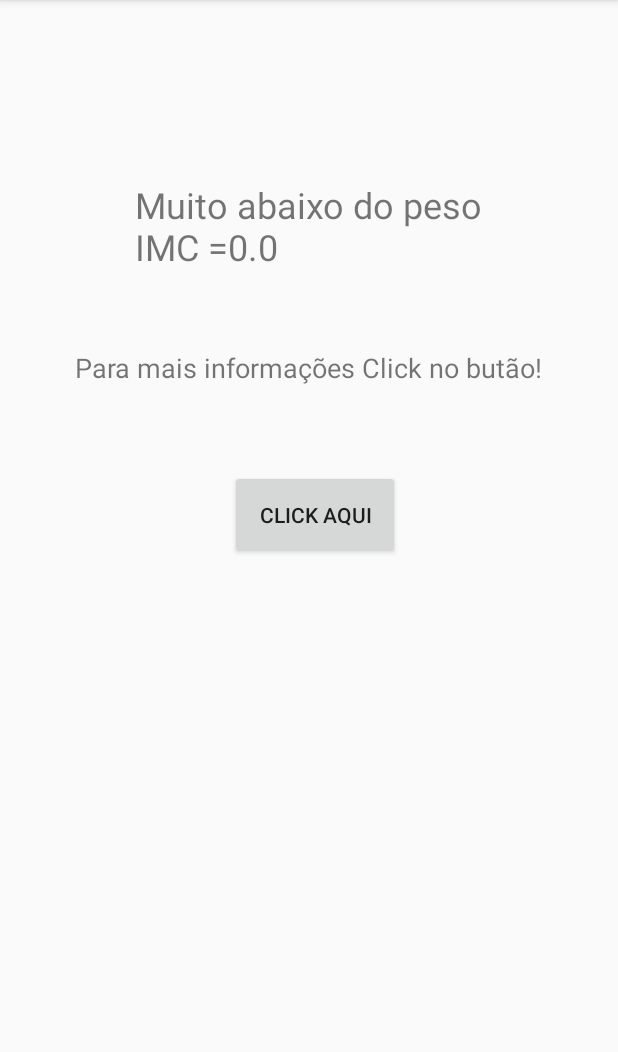
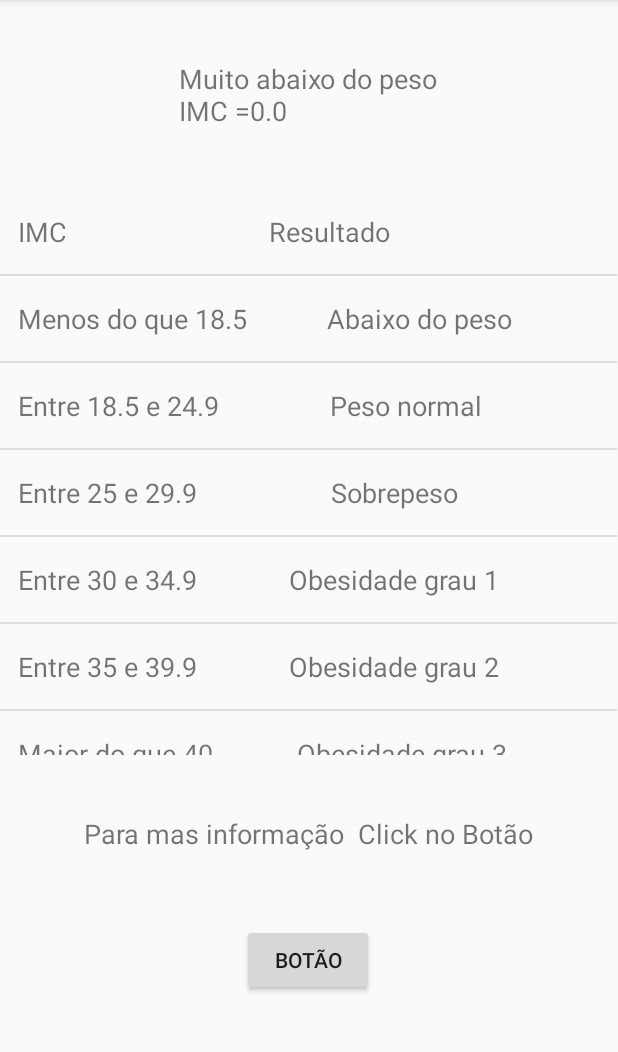
Before and after one commit to MauricioSilvaSantos/Calculando-seu-IMC, an Android app: the Main2Activity screen opened directly, with no data from a screen before it, on a phone screen of 412 x 824 dp, the part 84-1136 px from its top. Run offline under Robolectric (Android 15) with nearby library versions, the phone set to English and light mode, and no system bars; 1 statement that could not run was skipped.

Commit message:
Adicionando RecyclerView

```diff
--- a/CalculandoSeuPeso/app/build.gradle
+++ b/CalculandoSeuPeso/app/build.gradle
@@ -27,4 +27,5 @@ dependencies {
     androidTestImplementation 'androidx.test.ext:junit:1.1.0'
     androidTestImplementation 'androidx.test.espresso:espresso-core:3.1.1'
     implementation 'com.google.android.material:material:1.0.0'
+
 }
--- a/CalculandoSeuPeso/app/src/main/AndroidManifest.xml
+++ b/CalculandoSeuPeso/app/src/main/AndroidManifest.xml
@@ -9,8 +9,8 @@
         android:roundIcon="@mipmap/ic_launcher_round"
         android:supportsRtl="true"
         android:theme="@style/AppTheme">
-        <activity android:name=".Main2Activity"></activity>
-        <activity android:name=".MainActivity">
+        <activity android:name=".activity.activity.activity.Main2Activity"></activity>
+        <activity android:name=".activity.activity.activity.MainActivity">
             <intent-filter>
                 <action android:name="android.intent.action.MAIN" />
 
--- a/CalculandoSeuPeso/app/src/main/java/com/example/calculandoseupeso/Main2Activity.java
+++ /dev/null
@@ -1,60 +0,0 @@
-package com.example.calculandoseupeso;
-
-import androidx.appcompat.app.AppCompatActivity;
-
-import android.content.Intent;
-import android.net.Uri;
-import android.os.Bundle;
-import android.view.View;
-import android.widget.TextView;
-
-import java.text.DecimalFormat;
-
-public class Main2Activity extends AppCompatActivity {
-
-    private TextView textView;
-    double numero1;
-
-    @Override
-    protected void onCreate(Bundle savedInstanceState) {
-        super.onCreate(savedInstanceState);
-        setContentView(R.layout.activity_main2);
-
-        textView = findViewById(R.id.txtResultado);
-
-        Intent OriginIntent = getIntent();
-        DecimalFormat bd = new DecimalFormat("0.00");
-
-        numero1 = Double.parseDouble(OriginIntent.getStringExtra(MainActivity.EXTRA_NUMBER));
-
-        if (numero1 < 17) {
-            textView.setText("Muito abaixo do peso\nIMC =" + numero1 );
-
-        } else if (numero1 <= 17 && numero1 >= 18.49) {
-            textView.setText("Abaixo do peso\nIMC =" + numero1);
-
-        } else if (numero1 >= 18.50 && numero1 <= 24.99) {
-            textView.setText("Peso normal \nIMC =" +numero1);
-
-        } else if (numero1 >= 25 && numero1 <= 29.99) {
-            textView.setText("Acima do peso\nIMC =" + numero1);
-
-        } else if (numero1 >= 30 && numero1 <= 34.49) {
-            textView.setText("Obesidade 1 \nIMC =" + numero1);
-        } else if(numero1 >= 35 && numero1 <= 39.99) {
-            textView.setText("Obesidade 2\nIMC =" + numero1);
-
-        }else {
-            textView.setText("Obesidade 3\nIMC ="+numero1);
-        }
-    }
-
-    public void ClickAqui (View view){
-
-        Intent intent = new Intent(Intent.ACTION_VIEW);
-        intent.setData(Uri.parse("https://www.natue.com.br/natuelife/saiba-tudo-sobre-o-imc.html"));
-        startActivity(intent);
-
-    }
-
-}
--- /dev/null
+++ b/CalculandoSeuPeso/app/src/main/java/com/example/calculandoseupeso/activity/activity/activity/Main2Activity.java
@@ -0,0 +1,107 @@
+package com.example.calculandoseupeso.activity.activity.activity;
+
+import androidx.appcompat.app.AppCompatActivity;
+import androidx.recyclerview.widget.DividerItemDecoration;
+import androidx.recyclerview.widget.LinearLayoutManager;
+import androidx.recyclerview.widget.RecyclerView;
+
+import android.content.Intent;
+import android.net.Uri;
+import android.os.Bundle;
+import android.view.View;
+import android.widget.LinearLayout;
+import android.widget.TextView;
+
+import com.example.calculandoseupeso.R;
+import com.example.calculandoseupeso.activity.activity.adapter.AdapterImc;
+import com.example.calculandoseupeso.activity.activity.model.TabelaImc;
+
+import java.text.DecimalFormat;
+import java.util.ArrayList;
+import java.util.List;
+
+public class Main2Activity extends AppCompatActivity {
+
+    private TextView textView;
+    double numero1;
+    private RecyclerView recyclerView ;
+    private List<TabelaImc> listaImc = new ArrayList<>();
+
+    @Override
+    protected void onCreate(Bundle savedInstanceState) {
+        super.onCreate(savedInstanceState);
+        setContentView(R.layout.activity_main2);
+
+        textView = findViewById(R.id.txtResultado);
+        recyclerView = findViewById(R.id.recyclerView);
+
+        //Lista do IMC
+        this.criarTabelaImc();
+
+        //Configurar adapter
+        AdapterImc adapterImc = new AdapterImc(listaImc);
+
+        //Configurar RecycleView
+        RecyclerView.LayoutManager layoutManager = new LinearLayoutManager(getApplicationContext());
+        recyclerView.setLayoutManager(layoutManager);
+        recyclerView.setHasFixedSize(true);
+        recyclerView.addItemDecoration(new DividerItemDecoration(this, LinearLayout.VERTICAL));
+        recyclerView.setAdapter(adapterImc);
+
+        Intent OriginIntent = getIntent();
+        DecimalFormat bd = new DecimalFormat("0.00");
+
+        numero1 = Double.parseDouble(OriginIntent.getStringExtra(MainActivity.EXTRA_NUMBER));
+
+        if (numero1 < 17) {
+            textView.setText("Muito abaixo do peso\nIMC =" + numero1 );
+
+        } else if (numero1 <= 17 && numero1 >= 18.49) {
+            textView.setText("Abaixo do peso\nIMC =" + numero1);
+
+        } else if (numero1 >= 18.50 && numero1 <= 24.99) {
+            textView.setText("Peso normal \nIMC =" +numero1);
+
+        } else if (numero1 >= 25 && numero1 <= 29.99) {
+            textView.setText("Acima do peso\nIMC =" + numero1);
+
+        } else if (numero1 >= 30 && numero1 <= 34.49) {
+            textView.setText("Obesidade 1 \nIMC =" + numero1);
+        } else if(numero1 >= 35 && numero1 <= 39.99) {
+            textView.setText("Obesidade 2\nIMC =" + numero1);
+
+        }else {
+            textView.setText("Obesidade 3\nIMC ="+numero1);
+        }
+
+    }
+
+    public void  criarTabelaImc(){
+        TabelaImc tabelaImc = new TabelaImc("IMC", "Resultado");
+        this.listaImc.add(tabelaImc);
+        tabelaImc = new TabelaImc("Menos do que 18.5", "Abaixo do peso");
+        this.listaImc.add(tabelaImc);
+        tabelaImc = new TabelaImc("Entre 18.5 e 24.9", "Peso normal");
+        this.listaImc.add(tabelaImc);
+        tabelaImc = new TabelaImc("Entre 25 e 29.9", "Sobrepeso");
+        this.listaImc.add(tabelaImc);
+        tabelaImc = new TabelaImc("Entre 30 e 34.9", "Obesidade grau 1");
+        this.listaImc.add(tabelaImc);
+        tabelaImc = new TabelaImc("Entre 35 e 39.9", "Obesidade grau 2");
+        this.listaImc.add(tabelaImc);
+        tabelaImc = new TabelaImc("Maior do que 40", "Obesidade grau 3");
+        this.listaImc.add(tabelaImc);
+
+    }
+
+    public void ClickAqui (View view){
+
+        Intent intent = new Intent(Intent.ACTION_VIEW);
+        intent.setData(Uri.parse("https://www.natue.com.br/natuelife/saiba-tudo-sobre-o-imc.html"));
+        startActivity(intent);
+
+    }
+
+
+
+}
--- a/CalculandoSeuPeso/app/src/main/java/com/example/calculandoseupeso/MainActivity.java
+++ b/CalculandoSeuPeso/app/src/main/java/com/example/calculandoseupeso/activity/activity/activity/MainActivity.java
@@ -1,4 +1,4 @@
-package com.example.calculandoseupeso;
+package com.example.calculandoseupeso.activity.activity.activity;
 
 import androidx.appcompat.app.AppCompatActivity;
 
@@ -7,6 +7,8 @@ import android.os.Bundle;
 import android.view.View;
 import android.widget.EditText;
 import android.widget.TextView;
+
+import com.example.calculandoseupeso.R;
 
 public class MainActivity extends AppCompatActivity {
 
--- /dev/null
+++ b/CalculandoSeuPeso/app/src/main/java/com/example/calculandoseupeso/activity/activity/adapter/AdapterImc.java
@@ -0,0 +1,65 @@
+package com.example.calculandoseupeso.activity.activity.adapter;
+
+import android.view.LayoutInflater;
+import android.view.View;
+import android.view.ViewGroup;
+import android.widget.TextView;
+
+import androidx.annotation.NonNull;
+import androidx.recyclerview.widget.RecyclerView;
+
+import com.example.calculandoseupeso.R;
+import com.example.calculandoseupeso.activity.activity.model.TabelaImc;
+
+import java.util.List;
+
+public class AdapterImc extends RecyclerView.Adapter<AdapterImc.MyViewHolder > {
+
+    private  List<TabelaImc> listaImc;
+
+    public AdapterImc(List<TabelaImc> lista) {
+
+        this.listaImc = lista;
+    }
+
+    @NonNull
+    @Override
+    public MyViewHolder onCreateViewHolder(@NonNull ViewGroup parent, int viewType) {
+
+        View itemLista= LayoutInflater.from( parent.getContext()).inflate( R.layout.adapter_lista, parent, false );
+
+        return new MyViewHolder(itemLista);
+    }
+
+    @Override
+    public void onBindViewHolder( @NonNull MyViewHolder holder, int position ){
+
+        TabelaImc tabelaImc = listaImc.get( position );
+        holder.titulo.setText( tabelaImc.getTitulo() );
+        holder.resultado.setText( tabelaImc.getResultado() );
+    }
+
+    @Override
+    public int getItemCount() {
+
+        return listaImc.size();
+    }
+
+    //Configurar ViewHolder
+    public class MyViewHolder extends RecyclerView.ViewHolder{
+
+        TextView titulo;
+        TextView resultado;
+
+        //Constructor
+        public MyViewHolder( @NonNull View itemView ) {
+            super( itemView );
+
+            titulo = itemView.findViewById( R.id.txtImc );
+            resultado = itemView.findViewById( R.id.txtResultadoLista );
+
+        }
+    }
+
+
+}
--- /dev/null
+++ b/CalculandoSeuPeso/app/src/main/java/com/example/calculandoseupeso/activity/activity/model/TabelaImc.java
@@ -0,0 +1,36 @@
+package com.example.calculandoseupeso.activity.activity.model;
+
+public class TabelaImc {
+
+    private String titulo;
+    private String resultado;
+
+    //Construtor vazio
+    public TabelaImc(){
+
+    }
+
+    //Construtor com Parametros
+    public TabelaImc(String titulo, String resultado) {
+        this.titulo = titulo;
+        this.resultado = resultado;
+
+    }
+
+    //Getter and Seter
+    public String getTitulo() {
+        return titulo;
+    }
+
+    public void setTitulo(String titulo) {
+        this.titulo = titulo;
+    }
+
+    public String getResultado() {
+        return resultado;
+    }
+
+    public void setResultado(String resultado) {
+        this.resultado = resultado;
+    }
+}
--- a/CalculandoSeuPeso/app/src/main/res/layout/activity_main.xml
+++ b/CalculandoSeuPeso/app/src/main/res/layout/activity_main.xml
@@ -4,7 +4,7 @@
     xmlns:tools="http://schemas.android.com/tools"
     android:layout_width="match_parent"
     android:layout_height="match_parent"
-    tools:context=".MainActivity">
+    tools:context=".activity.activity.activity.MainActivity">
 
     <ImageView
         android:id="@+id/imageView"
@@ -42,7 +42,7 @@
             android:layout_height="wrap_content"
             android:layout_weight="1"
             android:ems="10"
-            android:hint="Qual  seu peso Ex: 85"
+            android:hint="@string/msgPeso"
             android:inputType="numberDecimal" />
     </com.google.android.material.textfield.TextInputLayout>
 
@@ -66,7 +66,7 @@
             android:layout_height="wrap_content"
             android:layout_weight="1"
             android:ems="10"
-            android:hint="Digite Sua Altura Ex: 1,75"
+            android:hint="@string/msgAltura"
             android:inputType="numberDecimal" />
     </com.google.android.material.textfield.TextInputLayout>
 
@@ -94,7 +94,7 @@
         android:layout_height="wrap_content"
         android:layout_marginTop="32dp"
         android:onClick="calculoImc"
-        android:text="Calcular IMC"
+        android:text="@string/btnCalculo"
         app:layout_constraintEnd_toEndOf="parent"
         app:layout_constraintHorizontal_bias="0.49"
         app:layout_constraintStart_toStartOf="parent"
@@ -109,10 +109,10 @@
         android:layout_marginTop="8dp"
         android:layout_marginEnd="8dp"
         android:layout_marginRight="8dp"
-        android:text="Calculadora de IMC"
+        android:text="@string/msgCalculadora"
+        android:textAlignment="center"
         android:textSize="18sp"
         android:textStyle="bold"
-        android:textAlignment="center"
         app:layout_constraintEnd_toEndOf="parent"
         app:layout_constraintStart_toStartOf="parent"
         app:layout_constraintTop_toBottomOf="@+id/imageView" />
--- a/CalculandoSeuPeso/app/src/main/res/layout/activity_main2.xml
+++ b/CalculandoSeuPeso/app/src/main/res/layout/activity_main2.xml
@@ -4,40 +4,55 @@
     xmlns:tools="http://schemas.android.com/tools"
     android:layout_width="match_parent"
     android:layout_height="match_parent"
-    tools:context=".Main2Activity">
+    tools:context=".activity.activity.activity.Main2Activity">
+
+    <androidx.recyclerview.widget.RecyclerView
+        android:id="@+id/recyclerView"
+        android:layout_width="415dp"
+        android:layout_height="377dp"
+        android:layout_marginStart="1dp"
+        android:layout_marginLeft="1dp"
+        android:layout_marginTop="40dp"
+        android:layout_marginEnd="1dp"
+        android:layout_marginRight="1dp"
+        app:layout_constraintEnd_toEndOf="parent"
+        app:layout_constraintHorizontal_bias="1.0"
+        app:layout_constraintStart_toStartOf="parent"
+        app:layout_constraintTop_toBottomOf="@+id/txtResultado" />
 
     <TextView
         android:id="@+id/txtResultado"
         android:layout_width="wrap_content"
         android:layout_height="wrap_content"
-        android:layout_marginTop="120dp"
-        android:text="@string/msg"
-        android:textSize="24sp"
+        android:layout_marginTop="40dp"
+        android:text="@string/msgResultado"
+        android:textSize="18sp"
         app:layout_constraintEnd_toEndOf="parent"
+        app:layout_constraintHorizontal_bias="0.498"
         app:layout_constraintStart_toStartOf="parent"
         app:layout_constraintTop_toTopOf="parent" />
 
+    <TextView
+        android:id="@+id/textView3"
+        android:layout_width="wrap_content"
+        android:layout_height="wrap_content"
+        android:layout_marginTop="40dp"
+        android:text="Para mas informação  Click no Botão"
+        android:textSize="18sp"
+        app:layout_constraintEnd_toEndOf="parent"
+        app:layout_constraintHorizontal_bias="0.498"
+        app:layout_constraintStart_toStartOf="parent"
+        app:layout_constraintTop_toBottomOf="@+id/recyclerView" />
+
     <Button
         android:id="@+id/button2"
-        android:layout_width="113dp"
-        android:layout_height="59dp"
-        android:layout_marginBottom="340dp"
-        android:onClick="ClickAqui"
-        android:text="@string/msgg"
-        app:layout_constraintBottom_toBottomOf="parent"
-        app:layout_constraintEnd_toEndOf="parent"
-        app:layout_constraintHorizontal_bias="0.514"
-        app:layout_constraintStart_toStartOf="parent"
-        app:layout_constraintTop_toBottomOf="@+id/textView" />
-
-    <TextView
-        android:id="@+id/textView"
         android:layout_width="wrap_content"
         android:layout_height="wrap_content"
-        android:layout_marginTop="52dp"
-        android:text="@string/mensg"
-        android:textSize="18sp"
+        android:layout_marginTop="48dp"
+        android:onClick="ClickAqui"
+        android:text="Botão"
         app:layout_constraintEnd_toEndOf="parent"
+        app:layout_constraintHorizontal_bias="0.498"
         app:layout_constraintStart_toStartOf="parent"
-        app:layout_constraintTop_toBottomOf="@+id/txtResultado" />
+        app:layout_constraintTop_toBottomOf="@+id/textView3" />
 </androidx.constraintlayout.widget.ConstraintLayout>
--- /dev/null
+++ b/CalculandoSeuPeso/app/src/main/res/layout/adapter_lista.xml
@@ -0,0 +1,29 @@
+<?xml version="1.0" encoding="utf-8"?>
+<LinearLayout xmlns:android="http://schemas.android.com/apk/res/android"
+    android:layout_width="match_parent"
+    android:layout_height="wrap_content"
+    android:layout_margin="16dp"
+    android:orientation="vertical">
+
+    <LinearLayout
+        android:layout_width="match_parent"
+        android:layout_height="wrap_content"
+        android:orientation="horizontal">
+
+        <TextView
+            android:id="@+id/txtImc"
+            android:layout_width="wrap_content"
+            android:layout_height="wrap_content"
+            android:layout_weight="1"
+            android:text="@string/msgTitulo"
+            android:textSize="18sp" />
+
+        <TextView
+            android:id="@+id/txtResultadoLista"
+            android:layout_width="wrap_content"
+            android:layout_height="wrap_content"
+            android:layout_weight="1"
+            android:text="@string/msgResultado"
+            android:textSize="18sp" />
+    </LinearLayout>
+</LinearLayout>
--- a/CalculandoSeuPeso/app/src/main/res/values/strings.xml
+++ b/CalculandoSeuPeso/app/src/main/res/values/strings.xml
@@ -5,4 +5,11 @@
     <string name="msgg">Click Aqui</string>
     <string name="mensg">Para mais informações Click no butão!</string>
     <string name="txtResultado" />
+    <string name="msgPeso">Qual  seu peso Ex: 85</string>
+    <string name="btnCalculo">Calcular IMC</string>
+    <string name="msgCalculadora">Calculadora de IMC</string>
+    <string name="msgAltura">Digite Sua Altura Ex: 1,75</string>
+    <string name="msgTitulo">IMC
+    </string>
+    <string name="msgResultado">Resultado</string>
 </resources>
```
